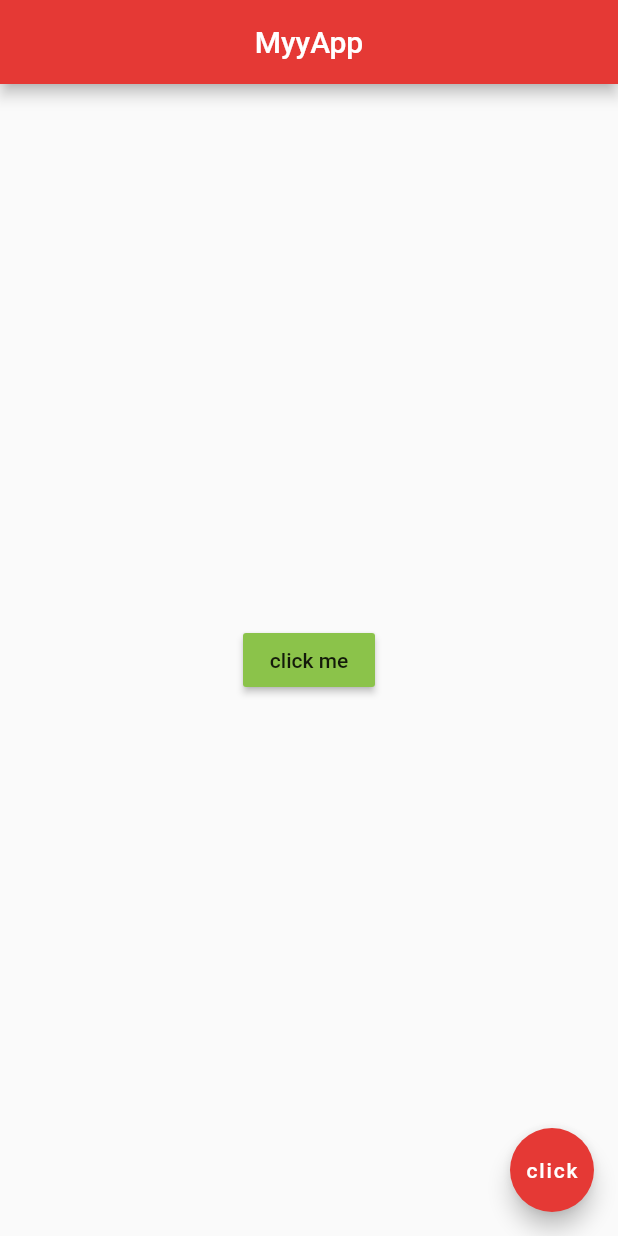
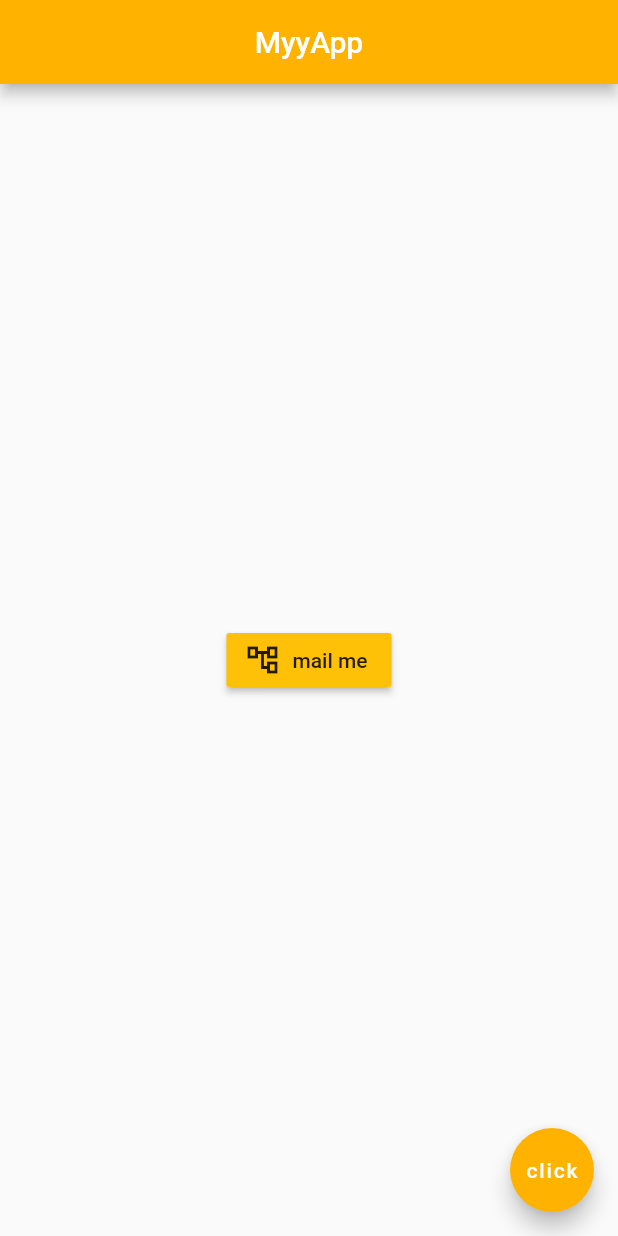
Before and after one commit to amiradamov/Flatter_FirstApp, a Flutter app: the screen it shows after launch, on a phone screen of 412 x 824 dp. Run offline on Flutter 3.47's test engine with Material 2 defaults, Android fonts, the phone set to English and light mode, and no system bars.

Commit message:
Button with Icon

```diff
--- a/lib/main.dart
+++ b/lib/main.dart
@@ -11,16 +11,14 @@ class Home extends StatelessWidget {
       appBar: AppBar(
         title: Text('MyyApp'),
         centerTitle: true,
-        backgroundColor: Colors.red[600],
+        backgroundColor: Colors.amber[600],
       ),
       body: Center(
-        child: RaisedButton(
-          //Flatbutton
-          onPressed: () {
-            print('you are awesome');
-          },
-          child: Text('click me'),
-          color: Colors.lightGreen,
+        child: RaisedButton.icon(
+          onPressed: () {},
+          icon: Icon(Icons.account_tree_outlined),
+          label: Text('mail me'),
+          color: Colors.amber,
         ),
         // child: Icon(Icons.air_sharp, color: Colors.lightBlue, size: 50.0),
         // child: Image.asset('assets/barber.jpg'),
@@ -29,7 +27,7 @@ class Home extends StatelessWidget {
       floatingActionButton: FloatingActionButton(
         onPressed: () {},
         child: Text('click'),
-        backgroundColor: Colors.red[600],
+        backgroundColor: Colors.amber[600],
       ),
     );
   }
```
